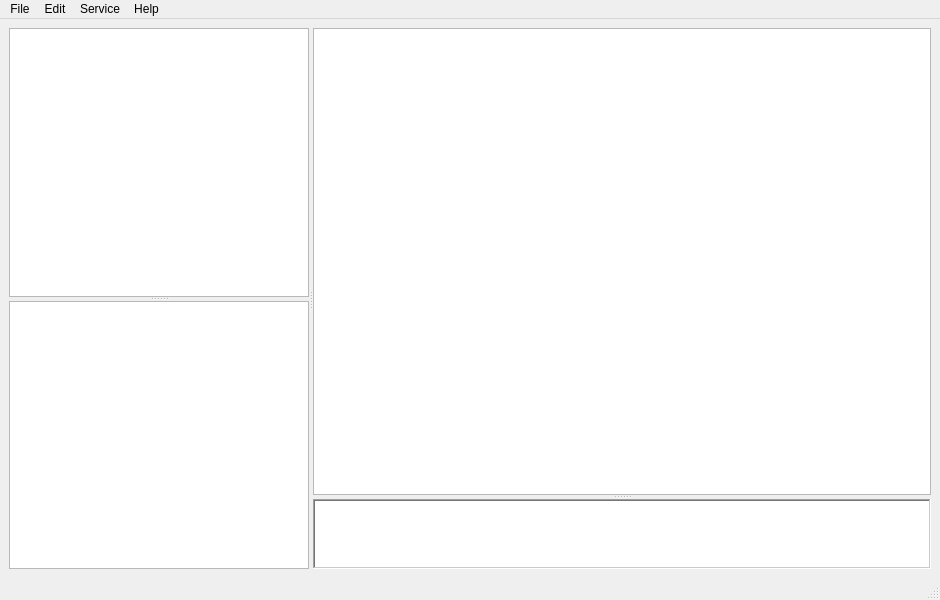
First picture: the form in mainwindow.ui, repository caxapyk/TPointer, before the edit.
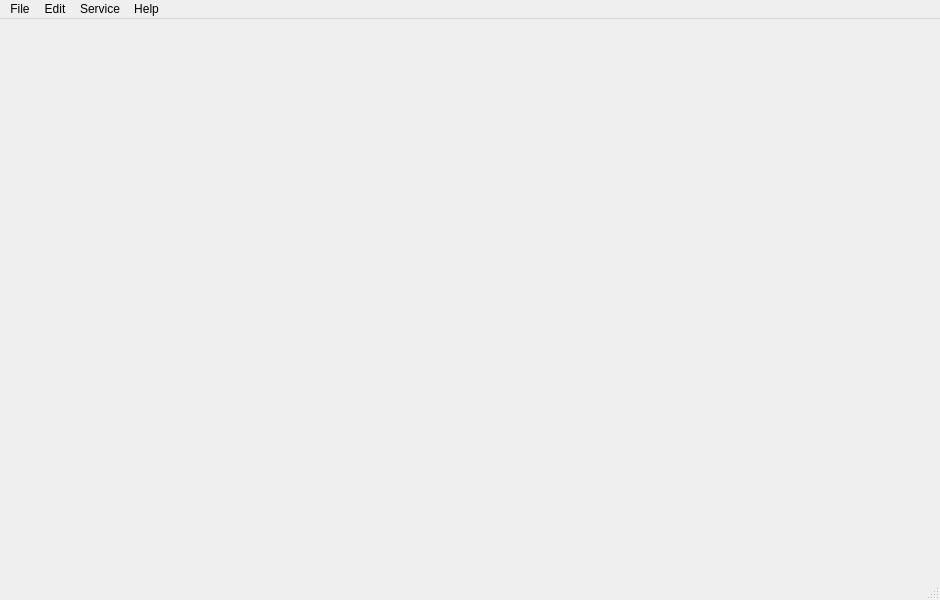
Second picture: the form after the edit. Icons and pictures are not drawn.

Patch:
```diff
--- a/mainwindow.ui
+++ b/mainwindow.ui
@@ -18,129 +18,12 @@
     <normaloff>:/icons/icon.png</normaloff>:/icons/icon.png</iconset>
   </property>
   <widget class="QWidget" name="centralwidget">
-   <layout class="QHBoxLayout" name="horizontalLayout">
+   <layout class="QVBoxLayout" name="verticalLayout">
     <item>
-     <widget class="QSplitter" name="splitter_base">
+     <widget class="QSplitter" name="splitter">
       <property name="orientation">
        <enum>Qt::Horizontal</enum>
       </property>
-      <widget class="QSplitter" name="splitter_pos">
-       <property name="sizePolicy">
-        <sizepolicy hsizetype="Preferred" vsizetype="Expanding">
-         <horstretch>2</horstretch>
-         <verstretch>0</verstretch>
-        </sizepolicy>
-       </property>
-       <property name="minimumSize">
-        <size>
-         <width>300</width>
-         <height>300</height>
-        </size>
-       </property>
-       <property name="orientation">
-        <enum>Qt::Vertical</enum>
-       </property>
-       <widget class="QTreeView" name="tV_hierarchy"/>
-       <widget class="QWidget" name="layoutWidget">
-        <layout class="QVBoxLayout" name="vL_funds">
-         <item>
-          <widget class="QTreeView" name="tV_funds">
-           <property name="editTriggers">
-            <set>QAbstractItemView::NoEditTriggers</set>
-           </property>
-           <property name="sortingEnabled">
-            <bool>true</bool>
-           </property>
-          </widget>
-         </item>
-        </layout>
-       </widget>
-      </widget>
-      <widget class="QSplitter" name="splitter_mt">
-       <property name="sizePolicy">
-        <sizepolicy hsizetype="Preferred" vsizetype="Expanding">
-         <horstretch>8</horstretch>
-         <verstretch>0</verstretch>
-        </sizepolicy>
-       </property>
-       <property name="orientation">
-        <enum>Qt::Vertical</enum>
-       </property>
-       <widget class="QWidget" name="layoutWidget">
-        <layout class="QVBoxLayout" name="verticalLayout">
-         <item>
-          <layout class="QHBoxLayout" name="hL_mtPanel">
-           <property name="sizeConstraint">
-            <enum>QLayout::SetDefaultConstraint</enum>
-           </property>
-          </layout>
-         </item>
-         <item>
-          <widget class="QTableView" name="tV_MainTable">
-           <property name="sizePolicy">
-            <sizepolicy hsizetype="Expanding" vsizetype="Expanding">
-             <horstretch>0</horstretch>
-             <verstretch>9</verstretch>
-            </sizepolicy>
-           </property>
-           <property name="frameShape">
-            <enum>QFrame::StyledPanel</enum>
-           </property>
-           <property name="frameShadow">
-            <enum>QFrame::Sunken</enum>
-           </property>
-           <property name="editTriggers">
-            <set>QAbstractItemView::NoEditTriggers</set>
-           </property>
-           <property name="showDropIndicator" stdset="0">
-            <bool>false</bool>
-           </property>
-           <property name="dragDropOverwriteMode">
-            <bool>false</bool>
-           </property>
-           <property name="alternatingRowColors">
-            <bool>true</bool>
-           </property>
-           <property name="selectionMode">
-            <enum>QAbstractItemView::ContiguousSelection</enum>
-           </property>
-           <property name="selectionBehavior">
-            <enum>QAbstractItemView::SelectRows</enum>
-           </property>
-           <property name="gridStyle">
-            <enum>Qt::SolidLine</enum>
-           </property>
-           <property name="sortingEnabled">
-            <bool>true</bool>
-           </property>
-           <property name="wordWrap">
-            <bool>false</bool>
-           </property>
-          </widget>
-         </item>
-        </layout>
-       </widget>
-       <widget class="QPlainTextEdit" name="pTE_Desc">
-        <property name="sizePolicy">
-         <sizepolicy hsizetype="Expanding" vsizetype="Expanding">
-          <horstretch>0</horstretch>
-          <verstretch>1</verstretch>
-         </sizepolicy>
-        </property>
-        <property name="maximumSize">
-         <size>
-          <width>16777215</width>
-          <height>70</height>
-         </size>
-        </property>
-        <property name="frameShape">
-         <enum>QFrame::WinPanel</enum>
-        </property>
-        <property name="readOnly">
-         <bool>true</bool>
-        </property>
-       </widget>
-      </widget>
      </widget>
     </item>
    </layout>
```
Left out of the diff: 3 changed lines with no effect on the pictures.
